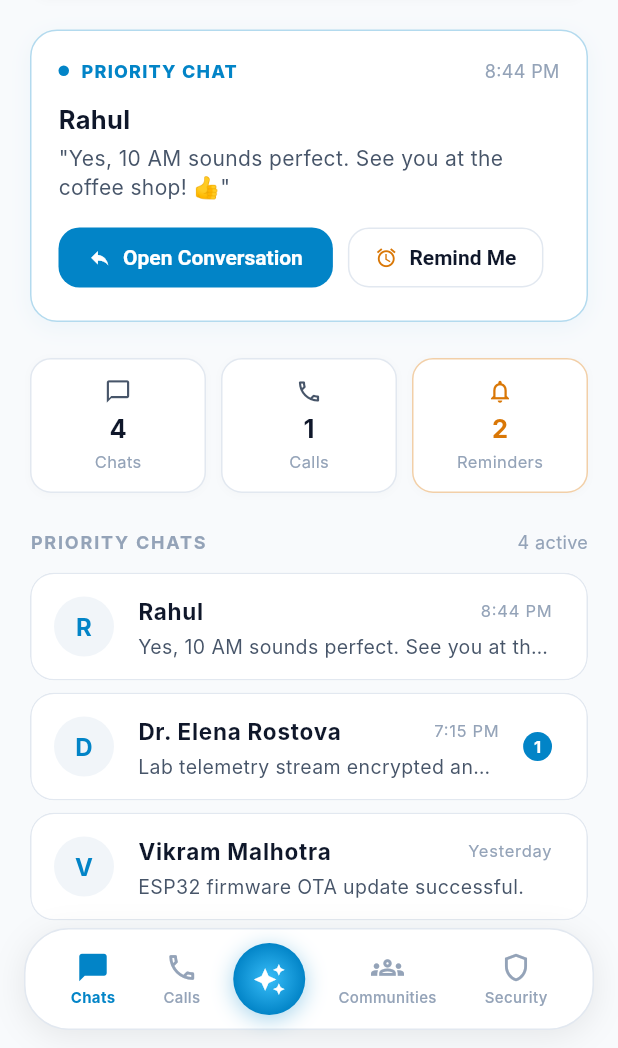
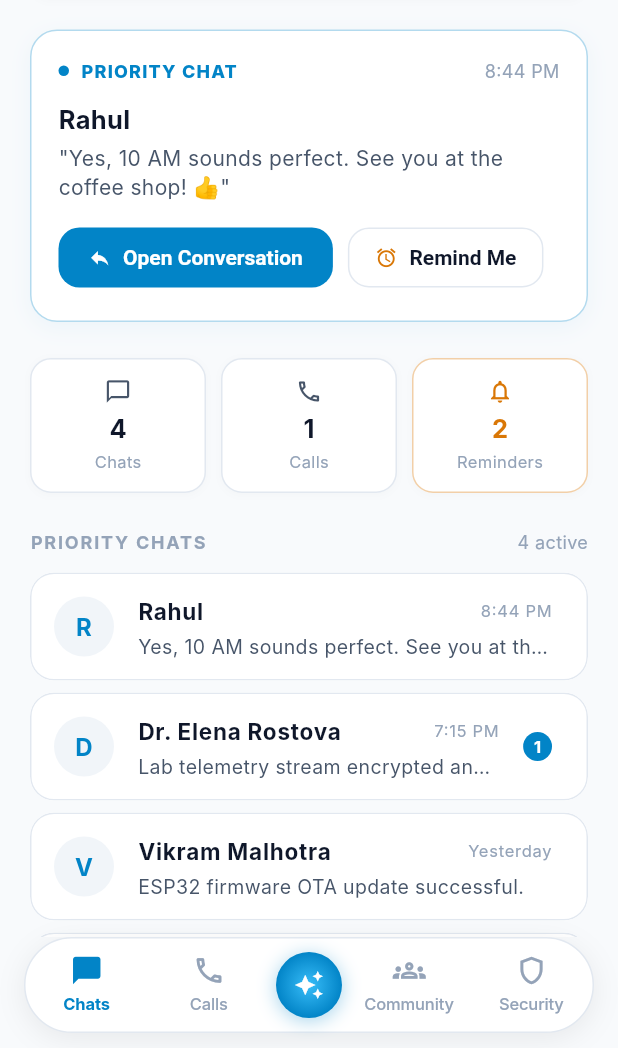
Before and after one commit to karthiknataraj547/Glimmer-messaging-app, a Flutter app: the screen it shows after launch, on a phone screen of 412 x 824 dp, the part 188-1236 px from its top. Run offline on Flutter 3.47's test engine with Material 3 defaults, Android fonts, the phone set to English and light mode, and no system bars; missing offline and left inert: pointycastle; Roboto replaces fonts that are missing (Inter).

Commit message:
fix(ui): align bottom navigation bar dock with equal flex spacing and vertical centering

```diff
--- a/app/lib/features/focus_orbit/presentation/focus_orbit_screen.dart
+++ b/app/lib/features/focus_orbit/presentation/focus_orbit_screen.dart
@@ -60,10 +60,7 @@ class _FocusOrbitScreenState extends State<FocusOrbitScreen> {
     return Scaffold(
       backgroundColor: NexaColors.canvasLight,
       body: SafeArea(
-        child: Column(
-          children: [
-            // Active Tab Content
-            Expanded(
+        bottom: false,
         child: IndexedStack(
           index: _activeNav,
           children: [
@@ -74,11 +71,9 @@ class _FocusOrbitScreenState extends State<FocusOrbitScreen> {
           ],
         ),
       ),
-
-            // Persistent Minimalist Focus Orbit Dock
-            _buildOrbitDock(context),
-          ],
-        ),
+      bottomNavigationBar: SafeArea(
+        top: false,
+        child: _buildOrbitDock(context),
       ),
     );
   }
@@ -680,42 +675,47 @@ class _FocusOrbitScreenState extends State<FocusOrbitScreen> {
   // ==========================================
   Widget _buildOrbitDock(BuildContext context) {
     return Container(
-      margin: const EdgeInsets.fromLTRB(16, 4, 16, 12),
-      padding: const EdgeInsets.symmetric(horizontal: 14, vertical: 8),
+      margin: const EdgeInsets.fromLTRB(16, 0, 16, 10),
+      height: 64,
       decoration: BoxDecoration(
         color: NexaColors.surfaceLight,
-        borderRadius: BorderRadius.circular(30),
+        borderRadius: BorderRadius.circular(32),
         border: Border.all(color: NexaColors.borderLight),
         boxShadow: [
           BoxShadow(
-            color: Colors.black.withValues(alpha: 0.08),
-            blurRadius: 18,
+            color: Colors.black.withValues(alpha: 0.07),
+            blurRadius: 16,
             offset: const Offset(0, 4),
           ),
         ],
       ),
       child: Row(
-        mainAxisAlignment: MainAxisAlignment.spaceAround,
+        crossAxisAlignment: CrossAxisAlignment.center,
         children: [
-          _buildDockButton(
+          Expanded(
+            child: _buildDockButton(
               icon: Icons.chat_bubble_outline,
               activeIcon: Icons.chat_bubble,
               label: 'Chats',
               index: 0,
             ),
-          _buildDockButton(
+          ),
+          Expanded(
+            child: _buildDockButton(
               icon: Icons.call_outlined,
               activeIcon: Icons.call,
               label: 'Calls',
               index: 1,
+            ),
           ),
 
           // Central Quiet Intelligence Assistant Orb
           GestureDetector(
             onTap: () => _openAssistantModal(context),
             child: Container(
-              width: 48,
-              height: 48,
+              width: 44,
+              height: 44,
+              margin: const EdgeInsets.symmetric(horizontal: 4),
               decoration: BoxDecoration(
                 shape: BoxShape.circle,
                 gradient: const RadialGradient(
@@ -727,26 +727,30 @@ class _FocusOrbitScreenState extends State<FocusOrbitScreen> {
                 boxShadow: [
                   BoxShadow(
                     color: NexaColors.primary.withValues(alpha: 0.35),
-                    blurRadius: 12,
-                    offset: const Offset(0, 3),
+                    blurRadius: 10,
+                    offset: const Offset(0, 2),
                   ),
                 ],
               ),
-              child: const Icon(Icons.auto_awesome, color: Colors.white, size: 22),
+              child: const Icon(Icons.auto_awesome, color: Colors.white, size: 20),
             ),
           ),
 
-          _buildDockButton(
+          Expanded(
+            child: _buildDockButton(
               icon: Icons.groups_outlined,
               activeIcon: Icons.groups,
-            label: 'Communities',
+              label: 'Community',
               index: 2,
             ),
-          _buildDockButton(
+          ),
+          Expanded(
+            child: _buildDockButton(
               icon: Icons.shield_outlined,
               activeIcon: Icons.shield,
               label: 'Security',
               index: 3,
+            ),
           ),
         ],
       ),
@@ -762,10 +766,10 @@ class _FocusOrbitScreenState extends State<FocusOrbitScreen> {
     final isActive = _activeNav == index;
     return InkWell(
       onTap: () => setState(() => _activeNav = index),
-      borderRadius: BorderRadius.circular(16),
-      child: Padding(
-        padding: const EdgeInsets.symmetric(horizontal: 10, vertical: 6),
+      borderRadius: BorderRadius.circular(20),
+      child: Center(
         child: Column(
+          mainAxisAlignment: MainAxisAlignment.center,
           mainAxisSize: MainAxisSize.min,
           children: [
             Icon(
@@ -773,13 +777,18 @@ class _FocusOrbitScreenState extends State<FocusOrbitScreen> {
               color: isActive ? NexaColors.primary : NexaColors.textMuted,
               size: 22,
             ),
-            const SizedBox(height: 2),
-            Text(
+            const SizedBox(height: 3),
+            FittedBox(
+              fit: BoxFit.scaleDown,
+              child: Text(
                 label,
+                maxLines: 1,
                 style: TextStyle(
-                fontSize: 10,
+                  fontSize: 11,
                   fontWeight: isActive ? FontWeight.w700 : FontWeight.w500,
                   color: isActive ? NexaColors.primary : NexaColors.textMuted,
+                  letterSpacing: -0.1,
+                ),
               ),
             ),
           ],
```
Lines whose indentation alone changed are shown as unchanged.
